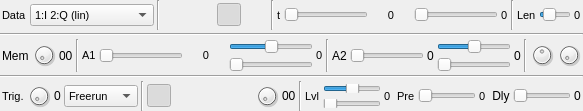
First picture: the form in sdrbase/gui/glscopegui.ui, repository f4exb/sdrangel, before the edit.
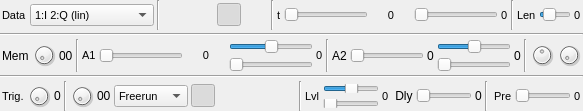
Second picture: the form after the edit. Icons and pictures are not drawn. Custom widgets are drawn as their Qt base class.

Commit message: GLScope: reshuffling of trigger controls in the UI

```diff
--- a/sdrbase/gui/glscopegui.ui
+++ b/sdrbase/gui/glscopegui.ui
@@ -793,6 +793,39 @@
        </property>
       </widget>
      </item>
+     <item>
+      <widget class="Line" name="trigLine1">
+       <property name="orientation">
+        <enum>Qt::Vertical</enum>
+       </property>
+      </widget>
+     </item>
+     <item>
+      <widget class="QDial" name="trigCount">
+       <property name="maximumSize">
+        <size>
+         <width>24</width>
+         <height>24</height>
+        </size>
+       </property>
+       <property name="toolTip">
+        <string>Control number of trigger events </string>
+       </property>
+       <property name="pageStep">
+        <number>1</number>
+       </property>
+      </widget>
+     </item>
+     <item>
+      <widget class="QLabel" name="trigCountText">
+       <property name="toolTip">
+        <string>Number of trigger events before trigger is kicked off</string>
+       </property>
+       <property name="text">
+        <string>00</string>
+       </property>
+      </widget>
+     </item>
      <item>
       <widget class="QComboBox" name="trigMode">
        <property name="font">
@@ -840,13 +873,6 @@
        </item>
       </widget>
      </item>
-     <item>
-      <widget class="Line" name="trigLine">
-       <property name="orientation">
-        <enum>Qt::Vertical</enum>
-       </property>
-      </widget>
-     </item>
      <item>
       <widget class="ButtonSwitch" name="slopePos">
        <property name="font">
@@ -971,33 +997,7 @@
       </widget>
      </item>
      <item>
-      <widget class="QDial" name="trigCount">
-       <property name="maximumSize">
-        <size>
-         <width>24</width>
-         <height>24</height>
-        </size>
-       </property>
-       <property name="toolTip">
-        <string>Control number of trigger events </string>
-       </property>
-       <property name="pageStep">
-        <number>1</number>
-       </property>
-      </widget>
-     </item>
-     <item>
-      <widget class="QLabel" name="trigCountText">
-       <property name="toolTip">
-        <string>Number of trigger events before trigger is kicked off</string>
-       </property>
-       <property name="text">
-        <string>00</string>
-       </property>
-      </widget>
-     </item>
-     <item>
-      <widget class="Line" name="slopeLine">
+      <widget class="Line" name="trigLine2_2">
        <property name="orientation">
         <enum>Qt::Vertical</enum>
        </property>
@@ -1081,6 +1081,40 @@
        </property>
       </widget>
      </item>
+     <item>
+      <widget class="QLabel" name="trigDelayLabel">
+       <property name="text">
+        <string> Dly</string>
+       </property>
+      </widget>
+     </item>
+     <item>
+      <widget class="QSlider" name="trigDelay">
+       <property name="maximum">
+        <number>100</number>
+       </property>
+       <property name="pageStep">
+        <number>1</number>
+       </property>
+       <property name="orientation">
+        <enum>Qt::Horizontal</enum>
+       </property>
+      </widget>
+     </item>
+     <item>
+      <widget class="QLabel" name="trigDelayText">
+       <property name="text">
+        <string>0</string>
+       </property>
+      </widget>
+     </item>
+     <item>
+      <widget class="Line" name="trigLine2">
+       <property name="orientation">
+        <enum>Qt::Vertical</enum>
+       </property>
+      </widget>
+     </item>
      <item>
       <widget class="QLabel" name="trigPreLabel">
        <property name="font">
@@ -1121,33 +1155,6 @@
        </property>
       </widget>
      </item>
-     <item>
-      <widget class="QLabel" name="trigDelayLabel">
-       <property name="text">
-        <string> Dly</string>
-       </property>
-      </widget>
-     </item>
-     <item>
-      <widget class="QSlider" name="trigDelay">
-       <property name="maximum">
-        <number>100</number>
-       </property>
-       <property name="pageStep">
-        <number>1</number>
-       </property>
-       <property name="orientation">
-        <enum>Qt::Horizontal</enum>
-       </property>
-      </widget>
-     </item>
-     <item>
-      <widget class="QLabel" name="trigDelayText">
-       <property name="text">
-        <string>0</string>
-       </property>
-      </widget>
-     </item>
     </layout>
    </item>
   </layout>
```
